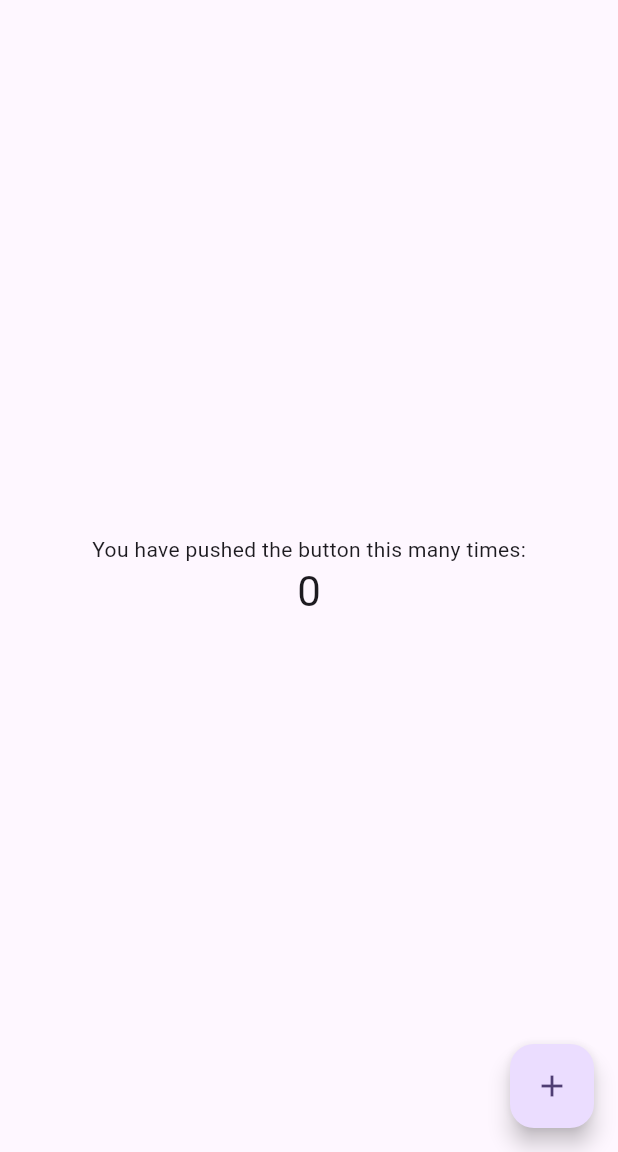
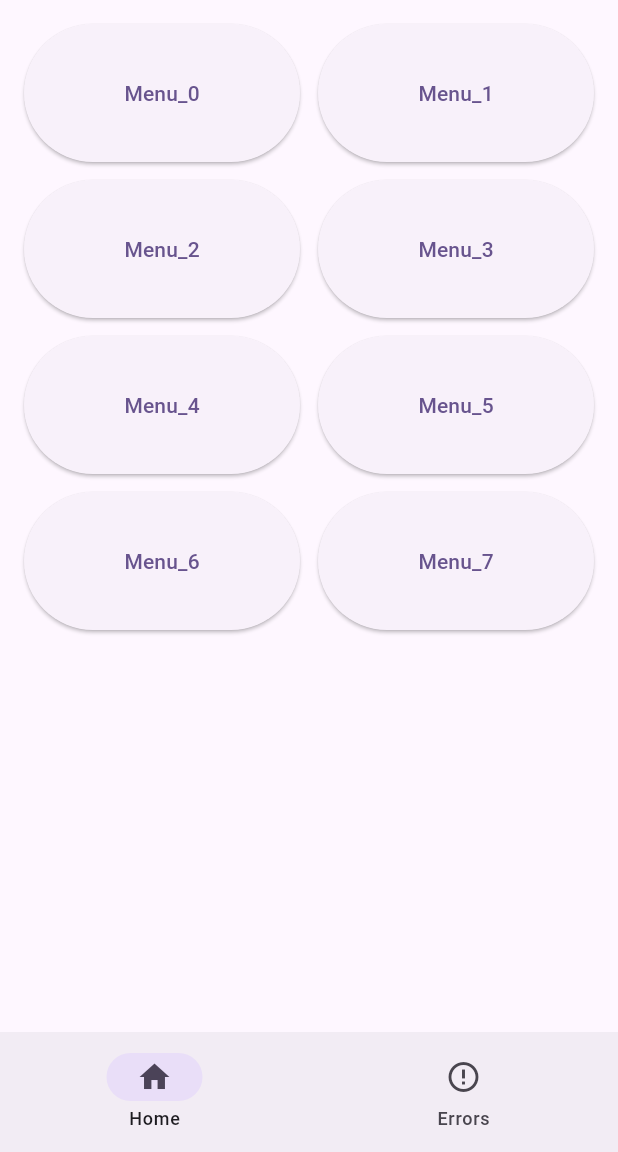
Before and after one commit to embrace-io/embrace-flutter-dartastic, a Flutter app: the screen it shows after launch, on a phone screen of 412 x 824 dp, the part 84-1236 px from its top. Run offline on Flutter 3.47's test engine with Material 3 defaults, Android fonts, the phone set to English and light mode, and no system bars; missing offline and left inert: flutterrific_opentelemetry.

Commit message:
View updates and test updates

```diff
--- a/lib/main.dart
+++ b/lib/main.dart
@@ -41,53 +41,126 @@ class MyApp extends StatelessWidget {
       theme: ThemeData(
         colorScheme: ColorScheme.fromSeed(seedColor: Colors.deepPurple),
       ),
-      home: const MyHomePage(title: 'Dartastic Test'),
+      navigatorObservers: [FlutterOTel.routeObserver],
+      home: const MainScreen(),
     );
   }
 }
 
-class MyHomePage extends StatefulWidget {
-  const MyHomePage({super.key, required this.title});
-
-  final String title;
+class MainScreen extends StatefulWidget {
+  const MainScreen({super.key});
 
   @override
-  State<MyHomePage> createState() => _MyHomePageState();
+  State<MainScreen> createState() => _MainScreenState();
 }
 
-class _MyHomePageState extends State<MyHomePage> {
-  int _counter = 0;
+class _MainScreenState extends State<MainScreen> {
+  int _selectedIndex = 0;
 
-  void _incrementCounter() {
-    setState(() {
-      _counter++;
-    });
+  static const List<Widget> _pages = [
+    HomePage(),
+    ErrorsPage(),
+  ];
+
+  static const List<NavigationDestination> _destinations = [
+    NavigationDestination(
+      icon: Icon(Icons.home_outlined),
+      selectedIcon: Icon(Icons.home),
+      label: 'Home',
+    ),
+    NavigationDestination(
+      icon: Icon(Icons.error_outline),
+      selectedIcon: Icon(Icons.error),
+      label: 'Errors',
+    ),
+  ];
+
+  @override
+  Widget build(BuildContext context) {
+    return Scaffold(
+      body: _pages[_selectedIndex],
+      bottomNavigationBar: NavigationBar(
+        selectedIndex: _selectedIndex,
+        onDestinationSelected: (index) {
+          setState(() {
+            _selectedIndex = index;
+          });
+        },
+        destinations: _destinations,
+      ),
+    );
   }
+}
+
+class HomePage extends StatelessWidget {
+  const HomePage({super.key});
 
   @override
   Widget build(BuildContext context) {
     return Scaffold(
       appBar: AppBar(
         backgroundColor: Theme.of(context).colorScheme.inversePrimary,
-        title: Text(widget.title),
+        title: const Text('Dartastic Test'),
       ),
-      body: Center(
-        child: Column(
-          mainAxisAlignment: MainAxisAlignment.center,
-          children: [
-            const Text('You have pushed the button this many times:'),
-            Text(
-              '$_counter',
-              style: Theme.of(context).textTheme.headlineMedium,
-            ),
-          ],
+      body: Padding(
+        padding: const EdgeInsets.all(16.0),
+        child: GridView.builder(
+          gridDelegate: const SliverGridDelegateWithFixedCrossAxisCount(
+            crossAxisCount: 2,
+            crossAxisSpacing: 12,
+            mainAxisSpacing: 12,
+            childAspectRatio: 2,
+          ),
+          itemCount: 8,
+          itemBuilder: (context, index) {
+            return ElevatedButton(
+              onPressed: () {
+                if (index == 0) {
+                  Navigator.push(
+                    context,
+                    MaterialPageRoute(builder: (context) => const MenuDetailView()),
+                  );
+                }
+              },
+              child: Text('Menu_$index'),
+            );
+          },
         ),
-      ),
-      floatingActionButton: FloatingActionButton(
-        onPressed: _incrementCounter,
-        tooltip: 'Increment',
-        child: const Icon(Icons.add),
       ),
     );
   }
 }
+
+class ErrorsPage extends StatelessWidget {
+  const ErrorsPage({super.key});
+
+  @override
+  Widget build(BuildContext context) {
+    return Scaffold(
+      appBar: AppBar(
+        backgroundColor: Theme.of(context).colorScheme.inversePrimary,
+        title: const Text('Errors'),
+      ),
+      body: const Center(
+        child: Text('Error testing will go here'),
+      ),
+    );
+  }
+}
+
+class MenuDetailView extends StatelessWidget {
+  const MenuDetailView({super.key});
+
+  @override
+  Widget build(BuildContext context) {
+    return Scaffold(
+      appBar: AppBar(
+        backgroundColor: Theme.of(context).colorScheme.inversePrimary,
+        title: const Text('Menu 0'),
+      ),
+      body: const Center(
+        child: Text('The View'),
+      ),
+    );
+  }
+}
```
Also changed, not shown: 1 other file.
